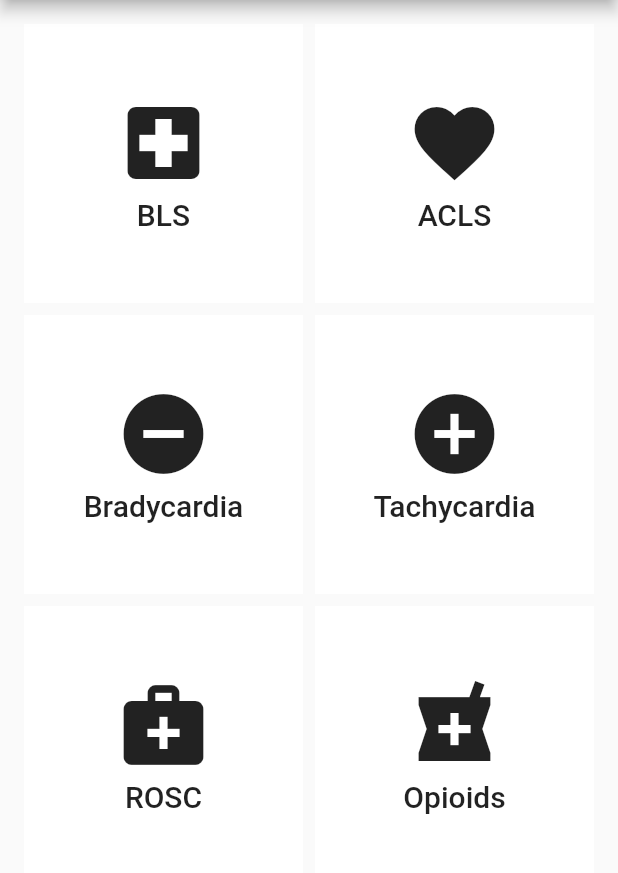
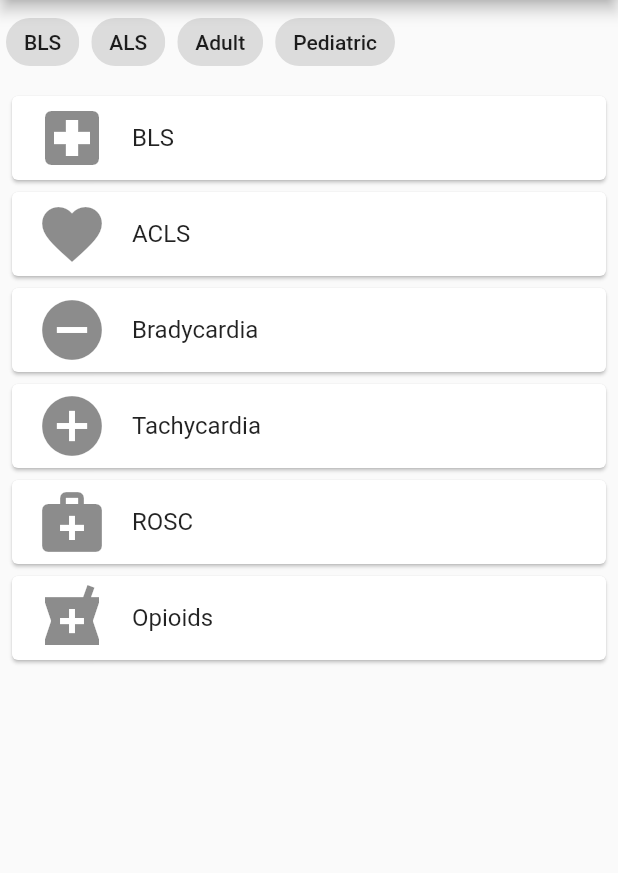
Before and after one commit to ethanharstad/tailboard-app, a Flutter app: the screen it shows once a user with an empty profile is signed in, after a tap on "Quick Protocols", on a phone screen of 412 x 824 dp, the part 84-957 px from its top. Run offline on Flutter 3.47's test engine with Material 2 defaults, Android fonts, the phone set to English and light mode, and no system bars; our stand-ins replace firebase_auth, firebase_core, firebase_storage, freezed_annotation, native_pdf_view, permission_handler and 1 more; missing offline and left inert: flutterfire_ui; accounts and stored records are empty.

Commit message:
Switch protocol screen to list instead of tiles

```diff
--- a/lib/screens/quick_protocols_screen.dart
+++ b/lib/screens/quick_protocols_screen.dart
@@ -1,7 +1,6 @@
 import 'package:flutter/material.dart';
 import 'package:tailboard_app/screens/bls_protocol_screen.dart';
 import 'package:tailboard_app/widgets/app_scaffold.dart';
-import 'package:tailboard_app/widgets/launcher_tile.dart';
 import 'package:tailboard_app/widgets/unimplemented_dialog.dart';
 
 class QuickProtocolsScreen extends StatelessWidget {
@@ -9,56 +8,106 @@ class QuickProtocolsScreen extends StatelessWidget {
     Key? key,
   }) : super(key: key);
 
+  Widget buildItem({
+    required IconData icon,
+    required String title,
+    required VoidCallback onTap,
+  }) {
+    return Card(
+      child: ListTile(
+        onTap: onTap,
+        title: Text(title),
+        leading: Icon(icon, size: 48),
+      ),
+    );
+  }
+
   @override
   Widget build(BuildContext context) {
     return AppScaffold(
       title: 'Quick Protocols',
-      body: GridView.count(
-        padding: const EdgeInsets.all(16),
-        mainAxisSpacing: 8,
-        crossAxisSpacing: 8,
-        crossAxisCount: 2,
+      body: Column(
+        crossAxisAlignment: CrossAxisAlignment.stretch,
+        children: [
+          Padding(
+            padding: const EdgeInsets.all(4.0),
+            child: Wrap(
+              alignment: WrapAlignment.start,
+              spacing: 8.0,
+              runSpacing: 4.0,
               children: <Widget>[
-          LauncherTile(
+                FilterChip(
+                  label: const Text('BLS'),
+                  onSelected: (bool selected) {},
+                ),
+                FilterChip(
+                  label: const Text('ALS'),
+                  onSelected: (bool selected) {},
+                ),
+                FilterChip(
+                  label: const Text('Adult'),
+                  onSelected: (bool selected) {},
+                ),
+                FilterChip(
+                  label: const Text('Pediatric'),
+                  onSelected: (bool selected) {},
+                ),
+              ],
+            ),
+          ),
+          Expanded(
+            child: ListView(
+              padding: const EdgeInsets.all(4),
+              children: <Widget>[
+                buildItem(
                   icon: Icons.local_hospital,
                   title: 'BLS',
                   onTap: () => Navigator.of(context).push(MaterialPageRoute(
-                builder: (BuildContext context) => const BLSProtocolScreen())),
+                      builder: (BuildContext context) =>
+                          const BLSProtocolScreen())),
                 ),
-          LauncherTile(
+                buildItem(
                   icon: Icons.favorite,
                   title: 'ACLS',
                   onTap: () => showDialog<void>(
                       context: context,
-                builder: (BuildContext context) => const UnimplementedDialog()),
+                      builder: (BuildContext context) =>
+                          const UnimplementedDialog()),
                 ),
-          LauncherTile(
+                buildItem(
                   icon: Icons.remove_circle,
                   title: 'Bradycardia',
                   onTap: () => showDialog<void>(
                       context: context,
-                builder: (BuildContext context) => const UnimplementedDialog()),
+                      builder: (BuildContext context) =>
+                          const UnimplementedDialog()),
                 ),
-          LauncherTile(
+                buildItem(
                   icon: Icons.add_circle,
                   title: 'Tachycardia',
                   onTap: () => showDialog<void>(
                       context: context,
-                builder: (BuildContext context) => const UnimplementedDialog()),
+                      builder: (BuildContext context) =>
+                          const UnimplementedDialog()),
                 ),
-          LauncherTile(
+                buildItem(
                   icon: Icons.medical_services,
                   title: 'ROSC',
                   onTap: () => showDialog<void>(
                       context: context,
-                builder: (BuildContext context) => const UnimplementedDialog()),
+                      builder: (BuildContext context) =>
+                          const UnimplementedDialog()),
                 ),
-          LauncherTile(
+                buildItem(
                   icon: Icons.local_pharmacy,
                   title: 'Opioids',
                   onTap: () => showDialog<void>(
                       context: context,
-                builder: (BuildContext context) => const UnimplementedDialog()),
+                      builder: (BuildContext context) =>
+                          const UnimplementedDialog()),
+                ),
+              ],
+            ),
           ),
         ],
       ),
```
Lines whose indentation alone changed are shown as unchanged.
